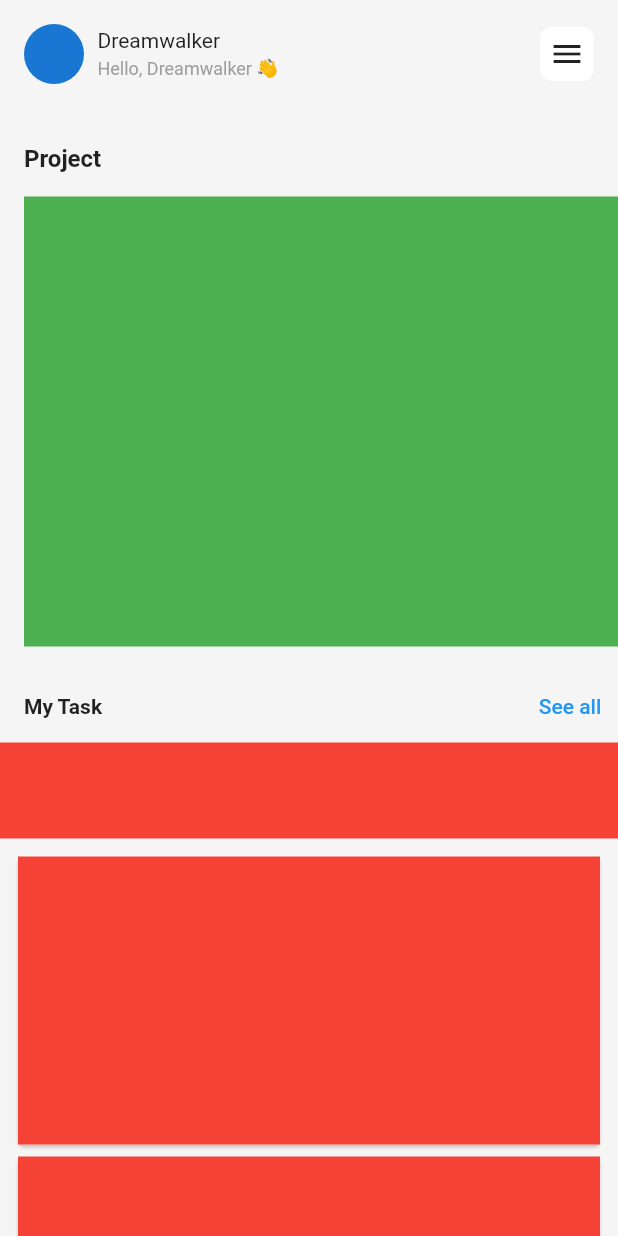
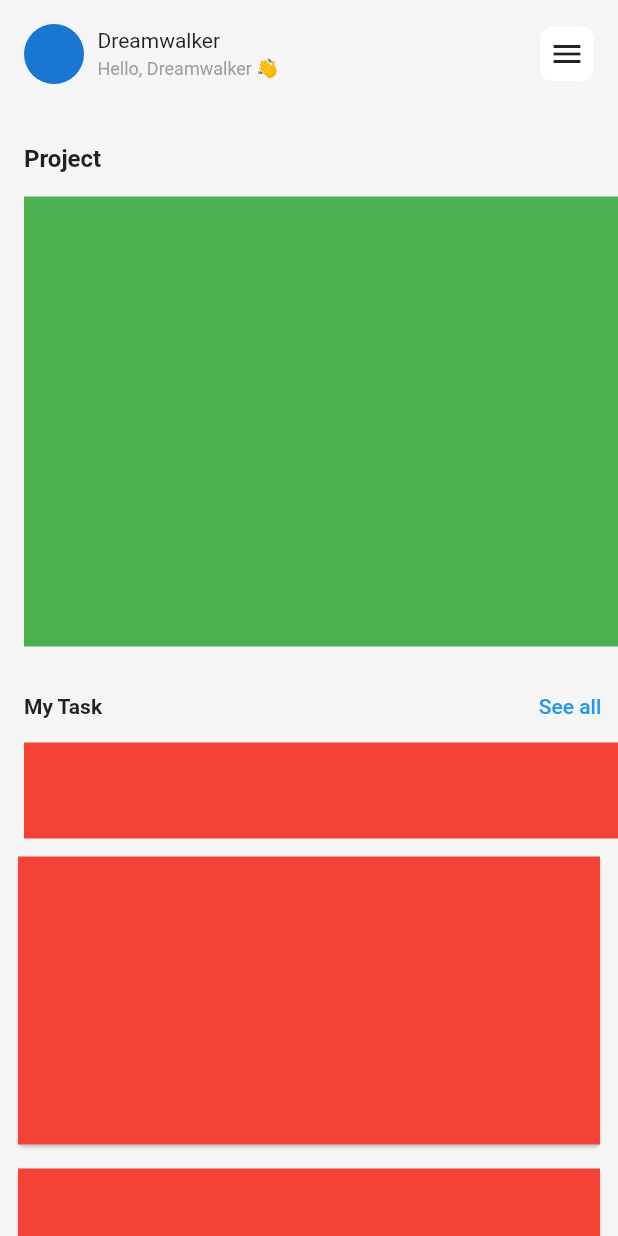
Before and after one commit to JAICHANGPARK/flutter_notebook_18th_story, a Flutter app: the screen it shows after launch, on a phone screen of 412 x 824 dp. Run offline on Flutter 3.47's test engine with Material 2 defaults, Android fonts, the phone set to English and light mode, and no system bars; our stand-ins replace cached_network_image, flutter_lorem, flutter_riverpod, flutter_svg, freezed_annotation, go_router and 2 more.

Commit message:
Update task_management_main_page.dart

```diff
--- a/lib/ep1066_task_mng_app/src/ui/task_management_main_page.dart
+++ b/lib/ep1066_task_mng_app/src/ui/task_management_main_page.dart
@@ -97,20 +97,26 @@ class _TaskManagementMainPageState extends State<TaskManagementMainPage> {
                         ],
                       ),
                     ),
-                    Container(
+                    Padding(
+                      padding: const EdgeInsets.only(left: 16),
+                      child: Container(
                         height: 64,
                         color: Colors.red,
+                      ),
                     ),
                     Padding(
                       padding: const EdgeInsets.all(8.0),
                       child: ListView.builder(
                         itemCount: 10,
                         itemBuilder: (context, index) {
-                          return SizedBox(
+                          return Padding(
+                            padding: const EdgeInsets.only(bottom: 8),
+                            child: SizedBox(
                               height: 200,
                               child: Card(
                                 child: Container(
                                   color: Colors.red,
+                                ),
                               ),
                             ),
                           );
```
Lines whose indentation alone changed are shown as unchanged.
